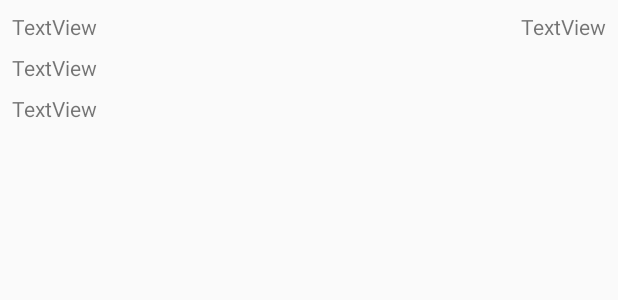
After one commit to Leon-Wilson/bts_tour_app, an Android app: the layout contact_list_child.xml on its own in the app's theme, with its tools: preview values and no code run, on a phone screen of 412 x 824 dp. The commit adds this screen. Shown: the top 300 px of the screen. Run offline under Robolectric (Android 15) with nearby library versions, the phone set to English and light mode, and no system bars.

Commit message:
added contacts and fixed some bugs with the quiz section

```diff
--- a/bts/app/src/main/AndroidManifest.xml
+++ b/bts/app/src/main/AndroidManifest.xml
@@ -21,7 +21,8 @@
         </activity>
 
         <activity android:name=".quiz_pop"
-            android:theme="@style/AppTheme.pop_up">
+            android:theme="@style/AppTheme.pop_up"
+            android:launchMode="singleTop">
 
         </activity>
     </application>
--- a/bts/app/src/main/java/wlsn/programs/com/bts/frag_main.java
+++ b/bts/app/src/main/java/wlsn/programs/com/bts/frag_main.java
@@ -24,6 +24,6 @@ public class frag_main extends Fragment {
     public void onViewCreated(View view, @Nullable Bundle savedInstanceState) {
         super.onViewCreated(view, savedInstanceState);
         //you can set the title for your toolbar here for different fragments different titles
-        getActivity().setTitle(R.string.nav_training);
+        getActivity().setTitle("Welcome");
     }
 }
--- a/bts/app/src/main/java/wlsn/programs/com/bts/frag_quiz.java
+++ b/bts/app/src/main/java/wlsn/programs/com/bts/frag_quiz.java
@@ -159,7 +159,7 @@ public class frag_quiz extends Fragment {
         }
         else if (current_user.getData().getQuizzes().length == 1)
         {
-            current_user.getData().Load();
+            //current_user.getData().Load();
         }
         else
         {
--- a/bts/app/src/main/java/wlsn/programs/com/bts/frag_sign_up.java
+++ b/bts/app/src/main/java/wlsn/programs/com/bts/frag_sign_up.java
@@ -179,11 +179,11 @@ public class frag_sign_up extends Fragment{
                                             trans.replace(R.id.content_frame, fragment);
                                             trans.commit();
                                         }
-                                        Toast.makeText(getContext(), "SUCCESS", Toast.LENGTH_SHORT).show();
+                                        Toast.makeText(getContext(), "Welcome!", Toast.LENGTH_SHORT).show();
                                     }
                                     else
                                     {
-                                        Toast.makeText(getContext(), "FAILURE", Toast.LENGTH_SHORT).show();
+                                        Toast.makeText(getContext(), "Sorry, something went wrong", Toast.LENGTH_SHORT).show();
                                     }
                                 }
                             });
--- a/bts/app/src/main/java/wlsn/programs/com/bts/quiz_pop.java
+++ b/bts/app/src/main/java/wlsn/programs/com/bts/quiz_pop.java
@@ -57,14 +57,15 @@ public class quiz_pop extends Activity {
             int building = extras.getInt("building");
             int quiz = extras.getInt("quiz");
             int starting_point = 0;
-            //TODO: Redo this to dynamically assign where each section starts or sort the list beforehand
+
             starting_point = current_user.getData().getStartingPos(building);
 
             selected_quiz = starting_point + quiz;
         }
 
         TextView pop_name = (TextView)findViewById(R.id.pop_name);
-        pop_name.setText(current_user.getData().getQuizzes()[selected_quiz].getName());
+        String nameq = current_user.getData().getQuizzes()[selected_quiz].getName();
+        pop_name.setText(nameq);
 
         TextView pop_ratio = (TextView)findViewById(R.id.pop_ratio);
         total_correct = current_user.getData().getQuizzes()[selected_quiz].total_correct;
--- /dev/null
+++ b/bts/app/src/main/res/layout/contact_list_child.xml
@@ -0,0 +1,49 @@
+<?xml version="1.0" encoding="utf-8"?>
+<android.support.constraint.ConstraintLayout xmlns:android="http://schemas.android.com/apk/res/android"
+    xmlns:app="http://schemas.android.com/apk/res-auto"
+    xmlns:tools="http://schemas.android.com/tools"
+    android:layout_width="match_parent"
+    android:layout_height="wrap_content">
+
+    <TextView
+        android:id="@+id/contact_name"
+        android:layout_width="wrap_content"
+        android:layout_height="wrap_content"
+        android:layout_marginBottom="8dp"
+        android:layout_marginStart="8dp"
+        android:layout_marginTop="8dp"
+        android:text="TextView"
+        app:layout_constraintBottom_toTopOf="@+id/contact_email"
+        app:layout_constraintStart_toStartOf="parent"
+        app:layout_constraintTop_toTopOf="parent" />
+
+    <TextView
+        android:id="@+id/contact_email"
+        android:layout_width="wrap_content"
+        android:layout_height="wrap_content"
+        android:layout_marginBottom="8dp"
+        android:layout_marginStart="8dp"
+        android:text="TextView"
+        app:layout_constraintBottom_toTopOf="@+id/contact_phone"
+        app:layout_constraintStart_toStartOf="parent" />
+
+    <TextView
+        android:id="@+id/contact_phone"
+        android:layout_width="wrap_content"
+        android:layout_height="wrap_content"
+        android:layout_marginBottom="8dp"
+        android:layout_marginStart="8dp"
+        android:text="TextView"
+        app:layout_constraintBottom_toBottomOf="parent"
+        app:layout_constraintStart_toStartOf="parent" />
+
+    <TextView
+        android:id="@+id/contact_degree"
+        android:layout_width="wrap_content"
+        android:layout_height="wrap_content"
+        android:layout_marginEnd="8dp"
+        android:layout_marginTop="8dp"
+        android:text="TextView"
+        app:layout_constraintEnd_toEndOf="parent"
+        app:layout_constraintTop_toTopOf="parent" />
+</android.support.constraint.ConstraintLayout>
--- a/bts/app/src/main/res/layout/layout_short_answer.xml
+++ b/bts/app/src/main/res/layout/layout_short_answer.xml
@@ -34,7 +34,9 @@
         android:layout_marginTop="8dp"
         android:background="@drawable/button_unselected"
         android:ems="10"
-        android:inputType="textMultiLine"
+        android:gravity="top|left"
+        android:imeOptions="actionDone"
+        android:inputType="textImeMultiLine"
         app:layout_constraintBottom_toTopOf="@+id/sa_submit"
         app:layout_constraintEnd_toEndOf="parent"
         app:layout_constraintHorizontal_bias="0.0"
--- a/bts/app/src/main/res/menu/activity_main_drawer.xml
+++ b/bts/app/src/main/res/menu/activity_main_drawer.xml
@@ -32,10 +32,12 @@
             android:id="@+id/nav_quizzes"
             android:icon="@drawable/baseline_school_black_36dp"
             android:title="Quizzes" />
+        <!--
         <item
             android:id="@+id/nav_progress"
             android:icon="@drawable/baseline_track_changes_black_36dp"
             android:title="Progress" />
+            -->
         <item
             android:id="@+id/nav_contact"
             android:icon="@drawable/baseline_phone_black_36dp"
```
Also changed, not shown: bts/app/src/main/java/wlsn/programs/com/bts/contact.java (added, +16 -0 lines), bts/app/src/main/java/wlsn/programs/com/bts/frag_contact.java (added, +298 -0 lines), bts/app/src/main/java/wlsn/programs/com/bts/frag_contact_list.java (added, +101 -0 lines), bts/app/src/main/java/wlsn/programs/com/bts/main.java (+7 -3 lines), bts/app/src/main/java/wlsn/programs/com/bts/quiz_view.java (+23 -2 lines), bts/app/src/main/java/wlsn/programs/com/bts/user_data.java (+18 -16 lines), bts/app/src/main/res/layout/frag_contact.xml (added, +10 -0 lines).
